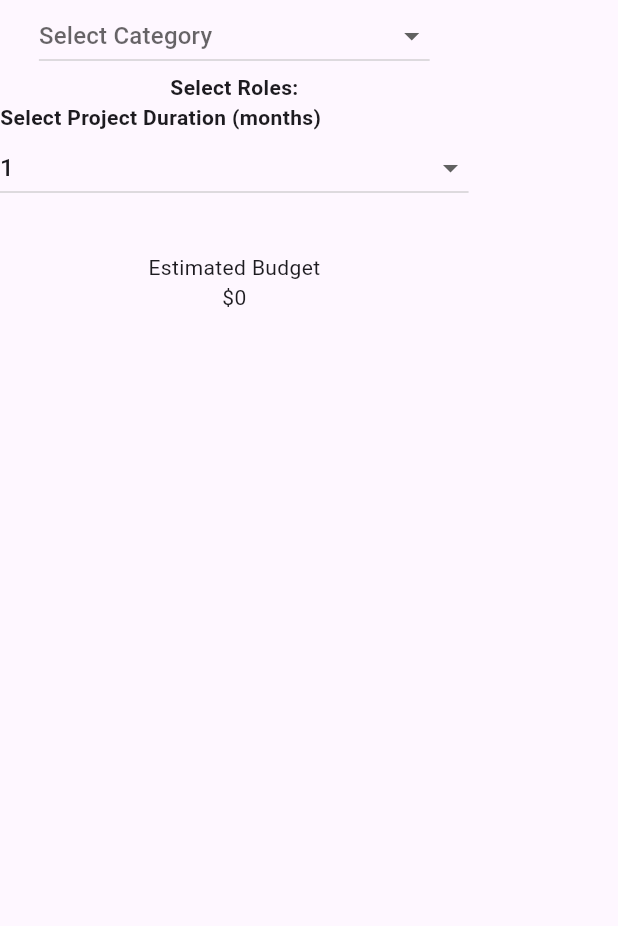
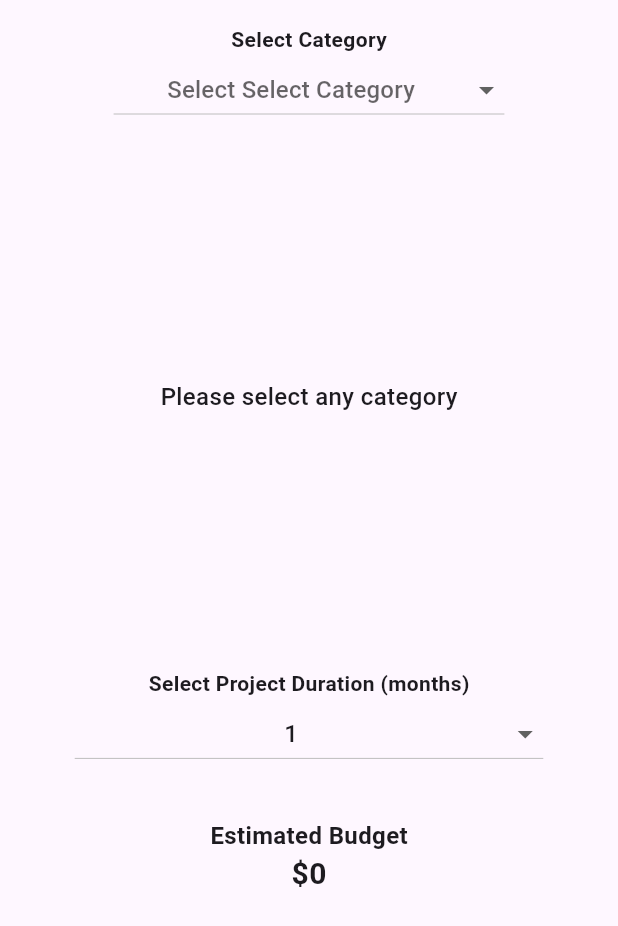
Before and after one commit to faizaashraf6093/cost_calculator, a Flutter app: the Calculator screen opened directly, on a phone screen of 412 x 824 dp. Shown: the top 926 px of the screen. Run offline on Flutter 3.47's test engine with Material 3 defaults, Android fonts, the phone set to English and light mode, and no system bars.

Commit message:
ui customization

```diff
--- a/lib/calculator.dart
+++ b/lib/calculator.dart
@@ -2,16 +2,12 @@ import 'package:flutter/material.dart';
 
 class Calculator extends StatefulWidget {
   const Calculator({super.key});
-
   @override
   State<Calculator> createState() => _CalculatorState();
 }
-
 class _CalculatorState extends State<Calculator> {
   String? selectedCategory;
-
   Map<String, int> selectedRoles = {};
-
   int projectDuration = 1;
 
   final Map<String, List<String>> _categories = {
@@ -20,7 +16,7 @@ class _CalculatorState extends State<Calculator> {
       'Back end engineer',
       'Solution Architect',
       'Project manager',
-      'Designer',
+      'Designer'
     ],
     // Add more categories here
   };
@@ -28,44 +24,83 @@ class _CalculatorState extends State<Calculator> {
   final Map<String, int> _experienceLevels = {
     'Junior': 5000,
     'Mid-level': 7000,
-    'Senior': 9000,
+    'Senior': 9000
   };
 
   @override
   Widget build(BuildContext context) {
+    var height = MediaQuery.of(context).size.height;
     return Scaffold(
-      body: Column(
+      body: Center(
+        child: ListView(
+          padding: const EdgeInsets.all(16.0),
+          children: [
+            _buildDropdown('Select Category', _categories.keys,
+                (value) => setState(() => selectedCategory = value)),
+            Center(child: _buildRoleSelection(height)),
+            const SizedBox(height: 16.0),
+            _buildDropdown(
+                'Select Project Duration (months)',
+                ['1', '2', '3', '4', '5'],
+                (value) => setState(
+                    () => projectDuration = int.tryParse(value!) ?? 1)),
+            const SizedBox(height: 16.0),
+            _buildEstimatedBudget(),
+          ],
+        ),
+      ),
+    );
+  }
+
+  Widget _buildDropdown(
+      String label, Iterable<String> items, void Function(String?) onChanged) {
+    return Column(
       crossAxisAlignment: CrossAxisAlignment.center,
       children: [
+        Text(label, style: const TextStyle(fontWeight: FontWeight.bold)),
         DropdownButton<String>(
-            hint: const Text('Select Category'),
-            value: selectedCategory,
-            onChanged: (value) {
-              setState(() {
-                selectedCategory = value;
-              });
-            },
-            items: _categories.keys.map((String category) {
-              return DropdownMenuItem<String>(
-                value: category,
-                child: Text(category),
+          alignment: Alignment.center,
+          focusColor: Colors.transparent,
+          hint: Text('Select $label'),
+          value: label == 'Select Category'
+              ? selectedCategory
+              : projectDuration.toString(),
+          onChanged: onChanged,
+          items: items
+              .toList()
+              .map((item) =>
+                  DropdownMenuItem<String>(value: item, child: Text(item)))
+              .toList(),
+        ),
+        const SizedBox(height: 16.0),
+      ],
     );
-            }).toList(),
+  }
+
+  Widget _buildRoleSelection(double height) {
+    return selectedCategory != null && selectedCategory != ''
+        ? Wrap(
+          children: _categories[selectedCategory!]
+                  ?.map((role) => _buildRoleContainer(role))
+                  .toList() ??
+              [],
+        )
+        : SizedBox(
+            height: height * 0.4,
+            child: const Center(
+              child: Text(
+                'Please select any category',
+                style: TextStyle(fontSize: 16, fontWeight: FontWeight.w500),
               ),
-          const Text(
-            'Select Roles:',
-            style: TextStyle(fontWeight: FontWeight.bold),
             ),
-          Wrap(
-            children: _categories[selectedCategory]?.map((String role) {
-                  int teamSize = selectedRoles.containsKey(role)
-                      ? selectedRoles[role]!
-                      : 0;
+          );
+  }
 
+  Widget _buildRoleContainer(String role) {
+    int teamSize = selectedRoles.containsKey(role) ? selectedRoles[role]! : 0;
     return Container(
       width: 280,
-                    margin: const EdgeInsets.symmetric(
-                        horizontal: 8.0, vertical: 8.0),
+      margin: const EdgeInsets.symmetric(horizontal: 8.0, vertical: 8.0),
       padding: const EdgeInsets.symmetric(vertical: 8.0),
       decoration: BoxDecoration(
         color: Colors.white,
@@ -73,75 +108,35 @@ class _CalculatorState extends State<Calculator> {
         borderRadius: BorderRadius.circular(8.0),
       ),
       child: Row(
+        mainAxisAlignment: MainAxisAlignment.spaceBetween,
         children: [
           IconButton(
-                            onPressed: () {
-                              _updateTeamSize(role, teamSize - 1);
-                            },
+              onPressed: () => _updateTeamSize(role, teamSize - 1),
               icon: const Icon(Icons.remove)),
           Text('$role ($teamSize)'),
           IconButton(
-                            onPressed: () {
-                              _updateTeamSize(role, teamSize + 1);
-                            },
+              onPressed: () => _updateTeamSize(role, teamSize + 1),
               icon: const Icon(Icons.add)),
-                      ],
-                    ),
-                  );
-                }).toList() ??
-                [],
-          ),
-          _buildDropdown(
-            label: 'Select Project Duration (months)',
-            value: projectDuration.toString(),
-            onChanged: (value) {
-              setState(() {
-                projectDuration = int.tryParse(value!) ?? 1;
-              });
-            },
-            items: ['1', '2', '3', '4', '5'].toList(),
-          ),
-          const SizedBox(height: 16.0),
-          const Text('Estimated Budget'),
-          Text('\$${_calculateBudget()}'),
         ],
       ),
     );
   }
 
-  void _updateTeamSize(String role, int teamSize) {
-    setState(() {
-      selectedRoles = {...selectedRoles, role: teamSize};
-    });
+  Widget _buildEstimatedBudget() {
+    return Column(
+      children: [
+        const Text('Estimated Budget',
+            style: TextStyle(fontSize: 16, fontWeight: FontWeight.bold)),
+        Text('\$${_calculateBudget()}',
+            style: const TextStyle(fontSize: 20, fontWeight: FontWeight.bold)),
+      ],
+    );
   }
 
-  Widget _buildDropdown({
-    required String label,
-    required String? value,
-    required Function(String?) onChanged,
-    required List<String> items,
-  }) {
-    return Column(
-      crossAxisAlignment: CrossAxisAlignment.start,
-      children: [
-        Text(
-          label,
-          style: const TextStyle(fontWeight: FontWeight.bold),
-        ),
-        DropdownButton<String>(
-          hint: Text('Select $label'),
-          value: value,
-          onChanged: onChanged,
-          items: items.map((String item) {
-            return DropdownMenuItem<String>(
-              value: item,
-              child: Text(item),
-            );
-          }).toList(),
-        ),
-        const SizedBox(height: 16.0),
-      ],
-    );
+  void _updateTeamSize(String role, int teamSize) {
+    if (teamSize >= 0) {
+      setState(() => selectedRoles = {...selectedRoles, role: teamSize});
+    }
   }
 
   int _calculateBudget() {
@@ -154,12 +149,9 @@ class _CalculatorState extends State<Calculator> {
     return totalBudget;
   }
 
-  String _getExperienceLevel(String role) {
-    return selectedRoles.containsKey(role)
+  String _getExperienceLevel(String role) => selectedRoles.containsKey(role)
       ? _experienceLevels.keys.firstWhere(
           (level) => _experienceLevels[level] == _experienceLevels[role],
-            orElse: () => 'Junior',
-          )
+          orElse: () => 'Junior')
       : 'Junior';
 }
-}
--- a/lib/main.dart
+++ b/lib/main.dart
@@ -1,4 +1,4 @@
-import 'package:cost_calculator/home.dart';
+import 'package:cost_calculator/calculator.dart';
 import 'package:flutter/material.dart';
 
 void main() {
@@ -17,7 +17,7 @@ class MyApp extends StatelessWidget {
         colorScheme: ColorScheme.fromSeed(seedColor: Colors.deepPurple),
         useMaterial3: true,
       ),
-      home: const HomeScreen(),
+      home: const Calculator(),
     );
   }
 }
```
Also changed, not shown: lib/home.dart (deleted, +0 -34 lines). Lines whose indentation alone changed are shown as unchanged.
